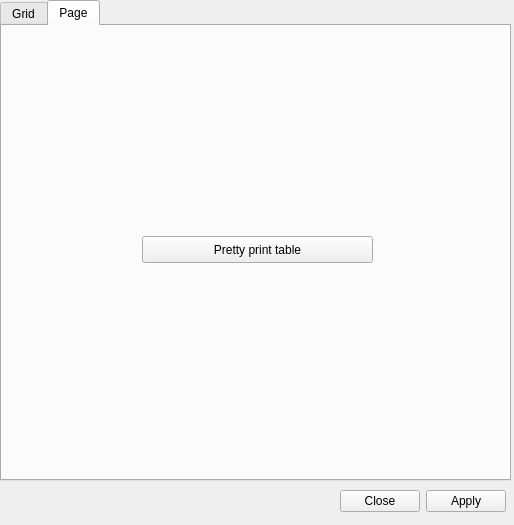
Old version of the form stand_browser_toolboxwidget_base.ui in the repository homann/stand-browser.
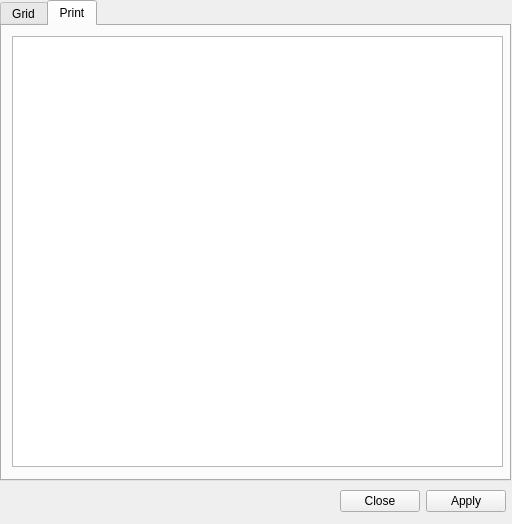
New version of the form. The open tabs and pages were chosen to show the change.

Commit message: Prints to text area. Rough

Diff of the .ui file:
```diff
--- a/stand_browser_toolboxwidget_base.ui
+++ b/stand_browser_toolboxwidget_base.ui
@@ -9,8 +9,8 @@
    <rect>
     <x>0</x>
     <y>0</y>
-    <width>514</width>
-    <height>525</height>
+    <width>512</width>
+    <height>524</height>
    </rect>
   </property>
   <property name="windowTitle">
@@ -266,20 +266,17 @@
    </widget>
    <widget class="QWidget" name="tabPrint">
     <attribute name="title">
-     <string>Page</string>
+     <string>Print</string>
     </attribute>
-    <widget class="QPushButton" name="pushButton">
+    <widget class="QTextEdit" name="teOutput">
      <property name="geometry">
       <rect>
-       <x>140</x>
-       <y>210</y>
-       <width>231</width>
-       <height>27</height>
+       <x>10</x>
+       <y>10</y>
+       <width>491</width>
+       <height>431</height>
       </rect>
      </property>
-     <property name="text">
-      <string>Pretty print table</string>
-     </property>
     </widget>
    </widget>
   </widget>
```
Left out of the diff: 2 changed lines with no effect on the pictures. The commit also changes 1 other file.
